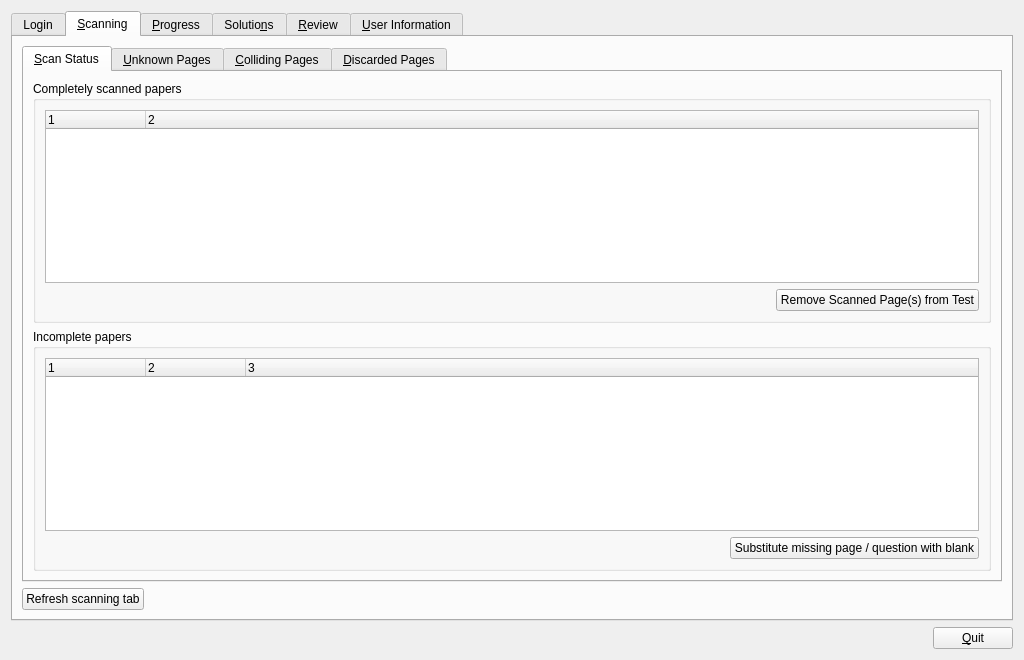
Old version of the form qtCreatorFiles/ui_manager.ui in the repository plomgrading/plom.
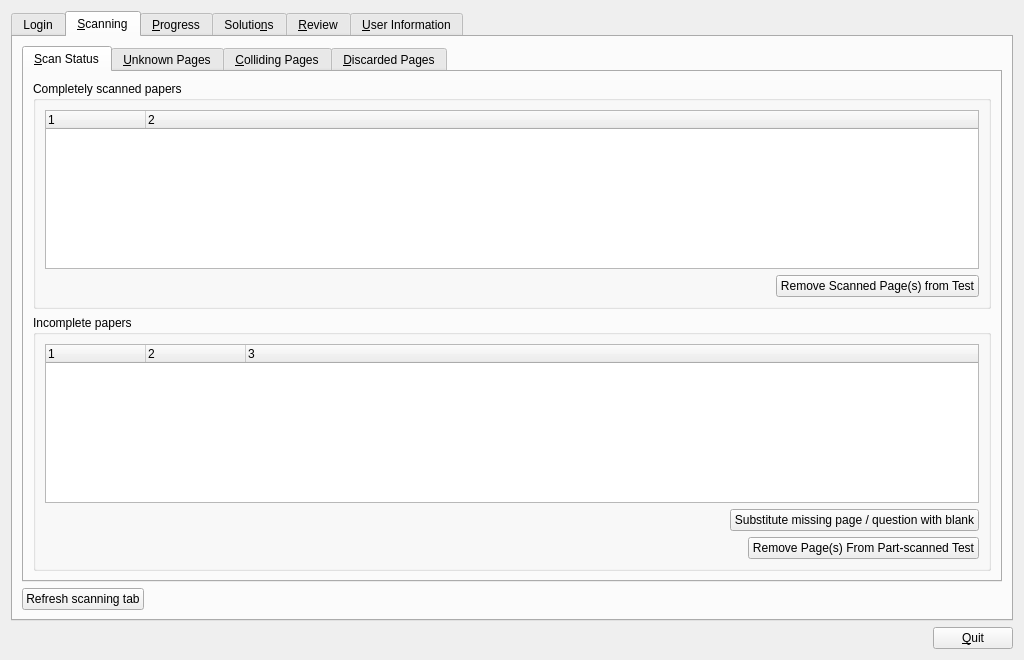
New version of the form. The open tabs and pages were chosen to show the change.

Commit message: Wired up remove page from incomplete test

```diff
--- a/qtCreatorFiles/ui_manager.ui
+++ b/qtCreatorFiles/ui_manager.ui
@@ -378,6 +378,30 @@
                 </item>
                </layout>
               </item>
+              <item>
+               <layout class="QHBoxLayout" name="horizontalLayout_25">
+                <item>
+                 <spacer name="horizontalSpacer_13">
+                  <property name="orientation">
+                   <enum>Qt::Horizontal</enum>
+                  </property>
+                  <property name="sizeHint" stdset="0">
+                   <size>
+                    <width>40</width>
+                    <height>20</height>
+                   </size>
+                  </property>
+                 </spacer>
+                </item>
+                <item>
+                 <widget class="QPushButton" name="removePartScanB">
+                  <property name="text">
+                   <string>Remove Page(s) From Part-scanned Test</string>
+                  </property>
+                 </widget>
+                </item>
+               </layout>
+              </item>
              </layout>
             </widget>
            </item>
```
The commit also changes 2 other files.
